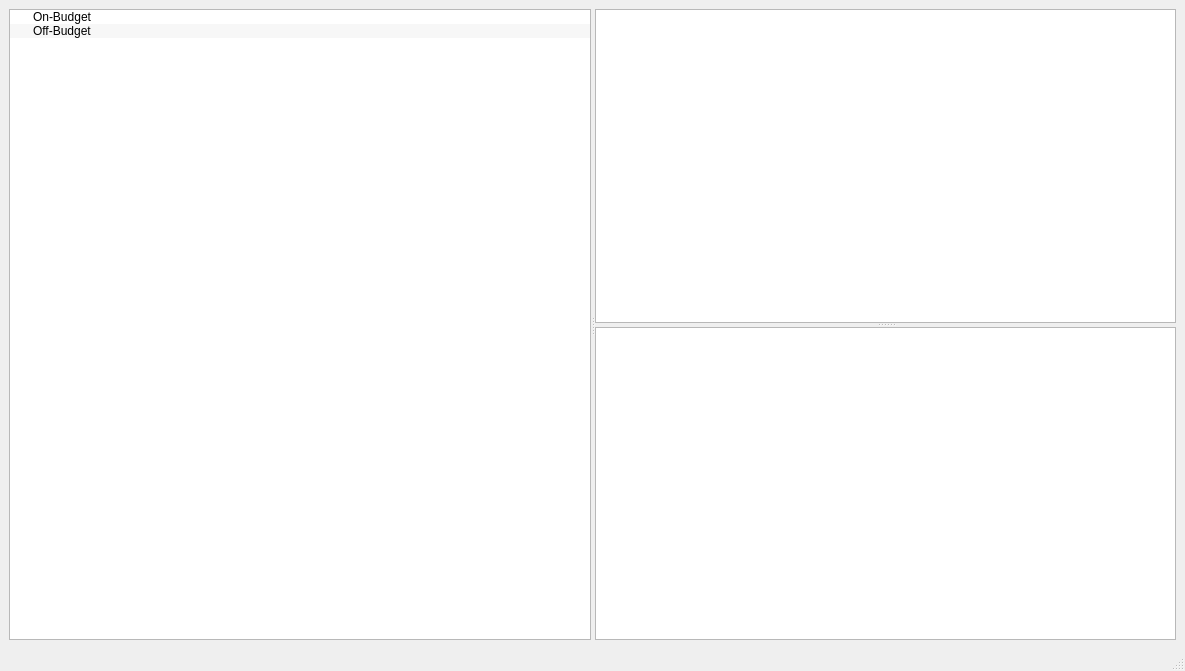
First picture: the form in gui/mainwindow.ui, repository upstreammuse/cashpiles, before the edit.
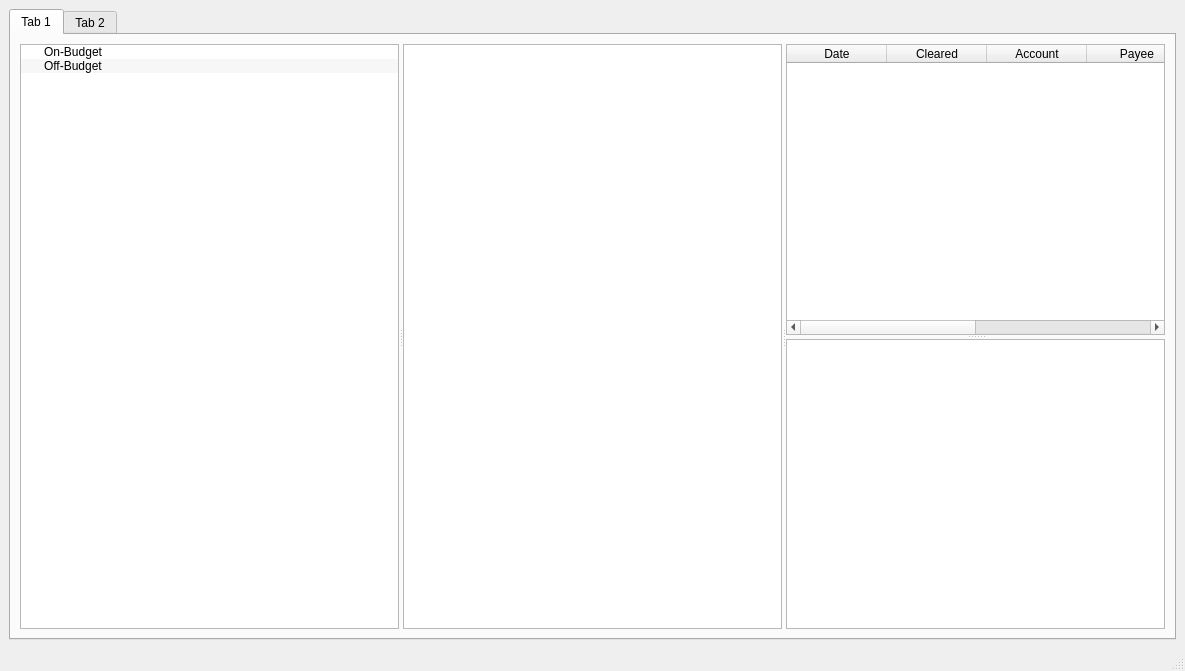
Second picture: the form after the edit.

Commit message: Added a toy way of viewing transactions

What changed in the file:
```diff
--- a/gui/mainwindow.ui
+++ b/gui/mainwindow.ui
@@ -16,6 +16,13 @@
   <widget class="QWidget" name="centralwidget">
    <layout class="QHBoxLayout" name="horizontalLayout">
     <item>
+     <widget class="QTabWidget" name="tabWidget">
+      <widget class="QWidget" name="tab">
+       <attribute name="title">
+        <string>Tab 1</string>
+       </attribute>
+       <layout class="QHBoxLayout" name="horizontalLayout_2">
+        <item>
      <widget class="QSplitter" name="splitter_2">
       <property name="orientation">
        <enum>Qt::Horizontal</enum>
@@ -54,11 +61,55 @@
         </property>
        </item>
       </widget>
+          <widget class="QListWidget" name="listWidget"/>
       <widget class="QSplitter" name="splitter">
        <property name="orientation">
         <enum>Qt::Vertical</enum>
        </property>
-       <widget class="QListWidget" name="transactions"/>
+           <widget class="QTableWidget" name="transactions">
+            <property name="alternatingRowColors">
+             <bool>true</bool>
+            </property>
+            <property name="showGrid">
+             <bool>false</bool>
+            </property>
+            <property name="wordWrap">
+             <bool>false</bool>
+            </property>
+            <attribute name="verticalHeaderVisible">
+             <bool>false</bool>
+            </attribute>
+            <column>
+             <property name="text">
+              <string>Date</string>
+             </property>
+            </column>
+            <column>
+             <property name="text">
+              <string>Cleared</string>
+             </property>
+            </column>
+            <column>
+             <property name="text">
+              <string>Account</string>
+             </property>
+            </column>
+            <column>
+             <property name="text">
+              <string>Payee</string>
+             </property>
+            </column>
+            <column>
+             <property name="text">
+              <string>Category</string>
+             </property>
+            </column>
+            <column>
+             <property name="text">
+              <string>Amount</string>
+             </property>
+            </column>
+           </widget>
        <widget class="QTableWidget" name="messages">
         <property name="alternatingRowColors">
          <bool>true</bool>
@@ -88,6 +139,15 @@
          </property>
         </column>
        </widget>
+          </widget>
+         </widget>
+        </item>
+       </layout>
+      </widget>
+      <widget class="QWidget" name="tab_2">
+       <attribute name="title">
+        <string>Tab 2</string>
+       </attribute>
       </widget>
      </widget>
     </item>
```
Lines whose indentation alone changed are shown as unchanged. The commit also changes 6 other files.
